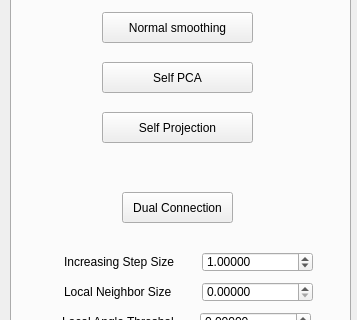
This is point-cloud-2015/UI/para_wlop.ui in sunwaylive/Point-Cloud-Processing-2015 as Qt 5 draws it before an edit; both pictures show x 0 to 357 and y 144 to 464 of the 357 by 859 pixel window. The edited form follows.
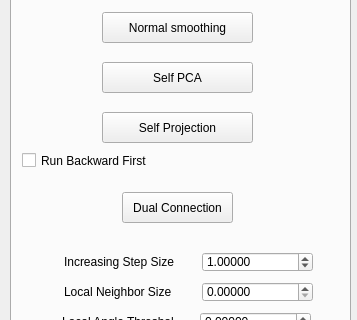
This is the edited form.

The edit to the form file:
```diff
--- a/point-cloud-2015/UI/para_wlop.ui
+++ b/point-cloud-2015/UI/para_wlop.ui
@@ -829,6 +829,19 @@
       <string>Self Projection</string>
      </property>
     </widget>
+    <widget class="QCheckBox" name="run_backward_first">
+     <property name="geometry">
+      <rect>
+       <x>10</x>
+       <y>260</y>
+       <width>311</width>
+       <height>17</height>
+      </rect>
+     </property>
+     <property name="text">
+      <string>Run Backward First</string>
+     </property>
+    </widget>
    </widget>
   </widget>
  </widget>
```
